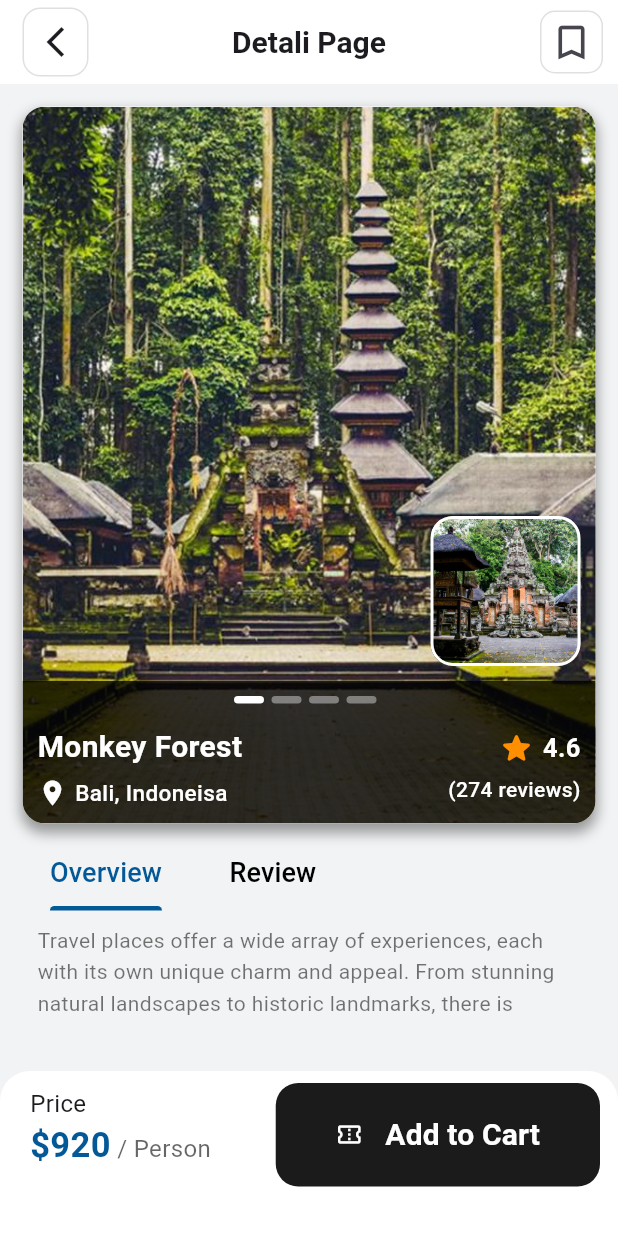
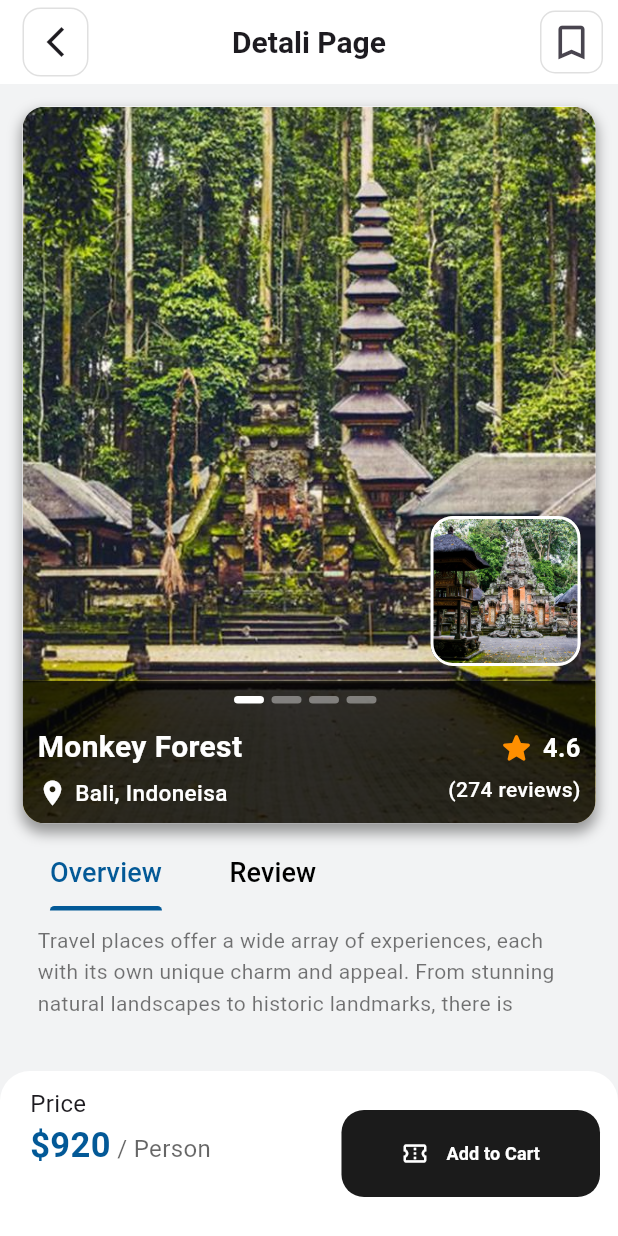
Before and after one commit to PutuPutra/travel-apps, a Flutter app: the screen it shows after launch, after a tap on "Skip", after a tap on "Monkey Forest", on a phone screen of 412 x 824 dp. Run offline on Flutter 3.47's test engine with Material 3 defaults, Android fonts, the phone set to English and light mode, and no system bars; our stand-ins replace iconsax_flutter.

Commit message:
Refactor UI components for better responsiveness and readability

```diff
--- a/lib/pages/onboard_travel.dart
+++ b/lib/pages/onboard_travel.dart
@@ -2,7 +2,6 @@ import 'package:flutter/material.dart';
 import 'package:travel_apps/models/onboard_model.dart';
 import 'package:travel_apps/pages/travel_home_screen.dart';
 import 'package:travel_apps/style/color.dart';
-// import 'package:cached_network_image/cached_network_image.dart';
 
 class TravelOnBoardingScreen extends StatefulWidget {
   const TravelOnBoardingScreen({super.key});
@@ -13,6 +12,7 @@ class TravelOnBoardingScreen extends StatefulWidget {
 
 class _TravelOnBoardingScreenState extends State<TravelOnBoardingScreen> {
   int currentIndex = 0;
+
   Widget dotIndicator(int index) {
     return AnimatedContainer(
       duration: const Duration(milliseconds: 400),
@@ -28,6 +28,9 @@ class _TravelOnBoardingScreenState extends State<TravelOnBoardingScreen> {
 
   @override
   Widget build(BuildContext context) {
+    double screenWidth = MediaQuery.of(context).size.width;
+    double screenHeight = MediaQuery.of(context).size.height;
+
     return Scaffold(
       body: Stack(
         children: [
@@ -44,15 +47,19 @@ class _TravelOnBoardingScreenState extends State<TravelOnBoardingScreen> {
                   ? Image.asset(
                       onboardItem.image,
                       fit: BoxFit.cover,
+                      width: screenWidth,
+                      height: screenHeight,
                     )
                   : Image.network(
                       onboardItem.image,
                       fit: BoxFit.cover,
+                      width: screenWidth,
+                      height: screenHeight,
                     );
             },
           ),
           Padding(
-            padding: const EdgeInsets.symmetric(horizontal: 20),
+            padding: EdgeInsets.symmetric(horizontal: screenWidth * 0.05),
             child: Column(
               crossAxisAlignment: CrossAxisAlignment.start,
               children: [
@@ -70,9 +77,7 @@ class _TravelOnBoardingScreenState extends State<TravelOnBoardingScreen> {
                             (route) => false);
                       },
                       child: Visibility(
-                        visible: onboarding.length - 1 != currentIndex
-                            ? true
-                            : false,
+                        visible: onboarding.length - 1 != currentIndex,
                         child: Container(
                           padding: const EdgeInsets.symmetric(
                             horizontal: 15,
@@ -101,8 +106,8 @@ class _TravelOnBoardingScreenState extends State<TravelOnBoardingScreen> {
                       children: [
                         Text(
                           onboarding[currentIndex].name,
-                          style: const TextStyle(
-                            fontSize: 70,
+                          style: TextStyle(
+                            fontSize: screenWidth * 0.12,
                             color: Colors.white,
                             fontWeight: FontWeight.w400,
                             height: 1,
@@ -116,18 +121,18 @@ class _TravelOnBoardingScreenState extends State<TravelOnBoardingScreen> {
                             fontWeight: FontWeight.w600,
                             color: Colors.white,
                           ),
-                        )
+                        ),
                       ],
-                    )
+                    ),
                   ],
-                )
+                ),
               ],
             ),
           ),
           Align(
             alignment: Alignment.bottomCenter,
             child: SizedBox(
-              height: 245,
+              height: screenHeight * 0.35,
               child: Column(
                 children: [
                   Row(
@@ -155,7 +160,7 @@ class _TravelOnBoardingScreenState extends State<TravelOnBoardingScreen> {
                                   (route) => false);
                             },
                             child: Container(
-                              height: 75,
+                              height: screenHeight * 0.08,
                               decoration: BoxDecoration(
                                 borderRadius: BorderRadius.circular(15),
                                 boxShadow: const [
@@ -185,7 +190,7 @@ class _TravelOnBoardingScreenState extends State<TravelOnBoardingScreen> {
                                       Icons.arrow_forward,
                                       color: Colors.white,
                                       size: 25,
-                                    )
+                                    ),
                                   ],
                                 ),
                               ),
@@ -220,7 +225,7 @@ class _TravelOnBoardingScreenState extends State<TravelOnBoardingScreen> {
                 ],
               ),
             ),
-          )
+          ),
         ],
       ),
     );
--- a/lib/pages/place_detail.dart
+++ b/lib/pages/place_detail.dart
@@ -306,7 +306,8 @@ class _PlaceDetailScreenState extends State<PlaceDetailScreen> {
                     Expanded(
                       child: TabBarView(
                         children: [
-                          Padding(
+                          SingleChildScrollView(
+                            // Tambahkan SingleChildScrollView di sini
                             padding: const EdgeInsets.all(10),
                             child: Text(
                               widget.destination.description,
@@ -323,7 +324,7 @@ class _PlaceDetailScreenState extends State<PlaceDetailScreen> {
                           ),
                         ],
                       ),
-                    )
+                    ),
                   ],
                 ),
               ),
@@ -382,7 +383,9 @@ class _PlaceDetailScreenState extends State<PlaceDetailScreen> {
               ),
             ),
             const Spacer(),
-            TextButton(
+            Align(
+              alignment: Alignment.centerRight,
+              child: TextButton(
                 onPressed: () {},
                 child: Container(
                   padding: const EdgeInsets.symmetric(
@@ -398,16 +401,17 @@ class _PlaceDetailScreenState extends State<PlaceDetailScreen> {
                         Icons.confirmation_number_outlined,
                         color: Colors.white,
                       ),
-                    SizedBox(width: 15),
+                      SizedBox(width: 12),
                       Text(
                         "Add to Cart",
                         style: TextStyle(
-                        fontSize: 20,
+                          fontSize: 12,
                           fontWeight: FontWeight.w600,
                           color: Colors.white,
                         ),
                       ),
                     ],
+                  ),
                 ),
               ),
             ),
--- a/lib/pages/travel_home_screen.dart
+++ b/lib/pages/travel_home_screen.dart
@@ -5,7 +5,7 @@ import 'package:travel_apps/style/color.dart';
 import 'package:travel_apps/widgets/popular_place.dart';
 import 'package:travel_apps/widgets/recomendate.dart';
 
-import '../models/travel_model.dart'; // add this package first for icon
+import '../models/travel_model.dart';
 
 class TravelHomeScreen extends StatefulWidget {
   const TravelHomeScreen({super.key});
@@ -23,31 +23,33 @@ class _TravelHomeScreenState extends State<TravelHomeScreen> {
     Icons.bookmark_outline,
     Icons.person_outline,
   ];
-  // for popular ites(filter the popular items only from model)
-  // this means only display those data whose category is popular
+
+  // Filter for popular and recommended destinations
   List<TravelDestination> popular =
       myDestination.where((element) => element.category == "popular").toList();
-  // this means only display those data whose category is recomend
   List<TravelDestination> recomendate =
       myDestination.where((element) => element.category == "recomend").toList();
 
   @override
   Widget build(BuildContext context) {
+    double screenWidth = MediaQuery.of(context).size.width;
+    double screenHeight = MediaQuery.of(context).size.height;
+
     return Scaffold(
       backgroundColor: kBackgroundColor,
-      appBar: headerParts(),
+      // appBar: headerParts(),
       body: Column(
         children: [
-          const SizedBox(height: 20),
-          const Padding(
-            padding: EdgeInsets.symmetric(horizontal: 15),
+          SizedBox(height: screenHeight * 0.05), // Proportional spacing
+          Padding(
+            padding: EdgeInsets.symmetric(horizontal: screenWidth * 0.04),
             child: Row(
               mainAxisAlignment: MainAxisAlignment.spaceBetween,
               children: [
                 Text(
                   "Popular place",
                   style: TextStyle(
-                    fontSize: 20,
+                    fontSize: screenWidth * 0.05, // Scalable font size
                     fontWeight: FontWeight.w600,
                     color: Colors.black,
                   ),
@@ -55,22 +57,23 @@ class _TravelHomeScreenState extends State<TravelHomeScreen> {
                 Text(
                   "See all",
                   style: TextStyle(
-                    fontSize: 14,
+                    fontSize: screenWidth * 0.04, // Scalable font size
                     color: blueTextColor,
                   ),
                 )
               ],
             ),
           ),
-          const SizedBox(height: 15),
+          SizedBox(height: screenHeight * 0.015), // Proportional spacing
           SingleChildScrollView(
             scrollDirection: Axis.horizontal,
-            padding: const EdgeInsets.only(bottom: 40),
+            padding: EdgeInsets.only(
+                bottom: screenHeight * 0.05), // Scalable padding
             child: Row(
               children: List.generate(
                 popular.length,
                 (index) => Padding(
-                  padding: const EdgeInsets.symmetric(horizontal: 15),
+                  padding: EdgeInsets.symmetric(horizontal: screenWidth * 0.04),
                   child: GestureDetector(
                     onTap: () {
                       Navigator.push(
@@ -90,15 +93,15 @@ class _TravelHomeScreenState extends State<TravelHomeScreen> {
               ),
             ),
           ),
-          const Padding(
-            padding: EdgeInsets.symmetric(horizontal: 15),
+          Padding(
+            padding: EdgeInsets.symmetric(horizontal: screenWidth * 0.04),
             child: Row(
               mainAxisAlignment: MainAxisAlignment.spaceBetween,
               children: [
                 Text(
                   "Recomendation for you",
                   style: TextStyle(
-                    fontSize: 20,
+                    fontSize: screenWidth * 0.05, // Scalable font size
                     fontWeight: FontWeight.w600,
                     color: Colors.black,
                   ),
@@ -106,22 +109,22 @@ class _TravelHomeScreenState extends State<TravelHomeScreen> {
                 Text(
                   "See all",
                   style: TextStyle(
-                    fontSize: 14,
+                    fontSize: screenWidth * 0.04, // Scalable font size
                     color: blueTextColor,
                   ),
                 )
               ],
             ),
           ),
-          const SizedBox(height: 20),
+          SizedBox(height: screenHeight * 0.02), // Proportional spacing
           Expanded(
             child: SingleChildScrollView(
-              padding: const EdgeInsets.symmetric(horizontal: 15),
+              padding: EdgeInsets.symmetric(horizontal: screenWidth * 0.04),
               child: Column(
                 children: List.generate(
                   recomendate.length,
                   (index) => Padding(
-                    padding: const EdgeInsets.only(bottom: 15),
+                    padding: EdgeInsets.only(bottom: screenHeight * 0.02),
                     child: GestureDetector(
                       onTap: () {
                         Navigator.push(
@@ -142,52 +145,6 @@ class _TravelHomeScreenState extends State<TravelHomeScreen> {
               ),
             ),
           ),
-          Align(
-            alignment: Alignment.bottomCenter,
-            child: Column(
-              mainAxisSize: MainAxisSize.min,
-              children: [
-                Container(
-                  padding: const EdgeInsets.symmetric(horizontal: 15),
-                  child: Column(
-                    children: [
-                      Container(
-                        padding: const EdgeInsets.symmetric(
-                          horizontal: 15,
-                          vertical: 22,
-                        ),
-                        decoration: BoxDecoration(
-                          color: kButtonColor,
-                          borderRadius: BorderRadius.circular(10),
-                        ),
-                        child: Row(
-                          mainAxisAlignment: MainAxisAlignment.spaceBetween,
-                          children: List.generate(
-                            icons.length,
-                            (index) => GestureDetector(
-                              onTap: () {
-                                setState(() {
-                                  selectedPage = index;
-                                });
-                              },
-                              child: Icon(
-                                icons[index],
-                                size: 32,
-                                color: selectedPage == index
-                                    ? Colors.white
-                                    : Colors.white.withOpacity(0.4),
-                              ),
-                            ),
-                          ),
-                        ),
-                      ),
-                      const SizedBox(height: 30),
-                    ],
-                  ),
-                ),
-              ],
-            ),
-          )
         ],
       ),
     );
--- a/lib/widgets/recomendate.dart
+++ b/lib/widgets/recomendate.dart
@@ -42,7 +42,7 @@ class Recomendate extends StatelessWidget {
                 Text(
                   destination.name,
                   style: const TextStyle(
-                    fontSize: 16,
+                    fontSize: 13,
                     color: Colors.black,
                     fontWeight: FontWeight.w600,
                   ),
@@ -67,7 +67,9 @@ class Recomendate extends StatelessWidget {
                 const SizedBox(height: 5),
                 Row(
                   children: [
-                    Text.rich(
+                    Expanded(
+                      // Menggunakan Expanded untuk memberikan ruang yang fleksibel
+                      child: Text.rich(
                         TextSpan(
                           children: [
                             TextSpan(
@@ -88,9 +90,13 @@ class Recomendate extends StatelessWidget {
                             ),
                           ],
                         ),
+                        overflow: TextOverflow
+                            .ellipsis, // Menambahkan overflow untuk menangani teks yang terlalu panjang
+                        maxLines: 1, // Membatasi agar hanya satu baris
+                      ),
                     ),
                   ],
-                )
+                ),
               ],
             ),
           ),
```
Lines whose indentation alone changed are shown as unchanged.
